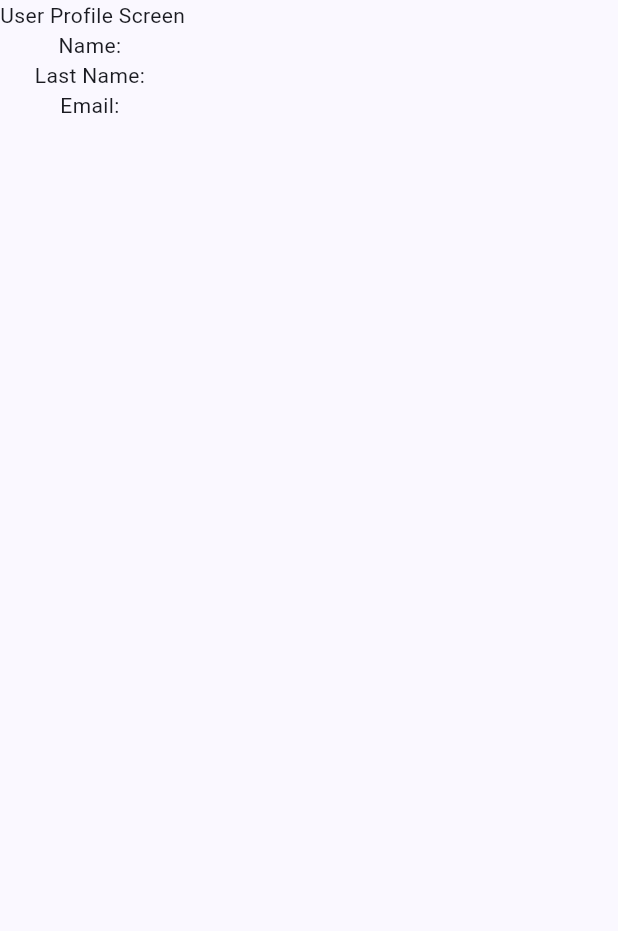
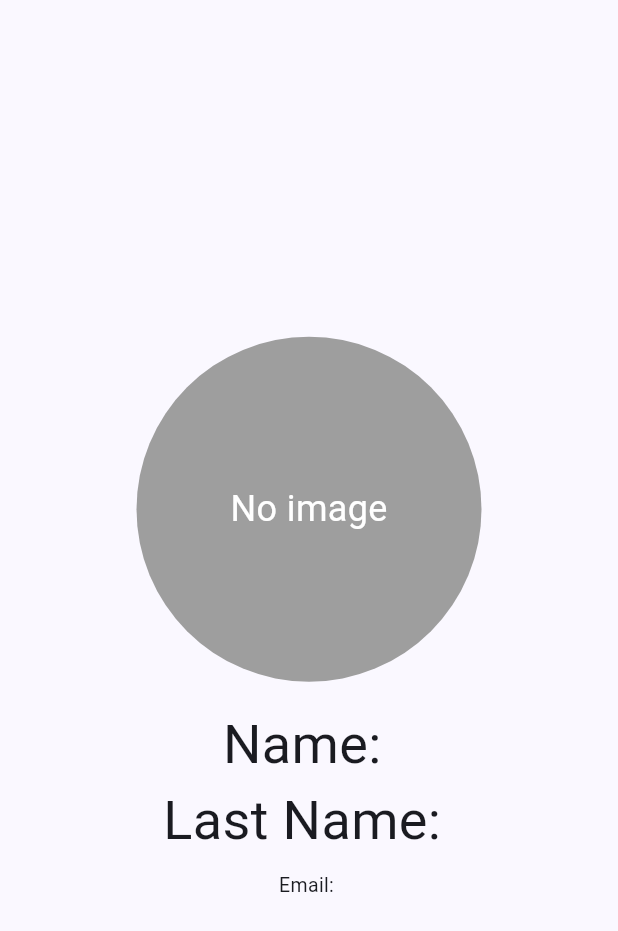
Before and after one commit to Kevin-Chuquimarca/oUrCarpoolSystem, a Flutter app: the UserProfileScreen screen opened directly with empty values, on a phone screen of 412 x 824 dp. Shown: the top 931 px of the screen. Run offline on Flutter 3.47's test engine with Material 2 defaults, Android fonts, the phone set to English and light mode, and no system bars; our stand-ins replace image_picker; network calls fail.

Commit message:
modify user_profile_screen

```diff
--- a/frontend/our_carpool/lib/presentation/screens/user_profile_screen.dart
+++ b/frontend/our_carpool/lib/presentation/screens/user_profile_screen.dart
@@ -6,31 +6,62 @@ import 'package:provider/provider.dart';
 import '../../business/user_manager.dart';
 
 class UserProfileScreen extends StatelessWidget {
-  const UserProfileScreen({super.key, required this.email});
+  const UserProfileScreen({Key? key, required this.email}) : super(key: key);
 
   final String email;
 
   @override
   Widget build(BuildContext context) {
-    var counter = context.read<UserManager>();
-    counter.getUserData(email);
+    var userManager = context.read<UserManager>();
+    userManager.getUserData(email);
     return SafeArea(
       child: Scaffold(
-        body: Column(
-          children: [
-            const Text('User Profile Screen'),
-            Consumer<UserManager>(
-              builder: (context, userManager, child) => Column(
-                children: [
-                  if (userManager.profilePicture.isNotEmpty)
-                    Image.memory(userManager.profilePicture),
-                  Text("Name: ${userManager.user.name}"),
-                  Text("Last Name: ${userManager.user.lastName}"),
-                  Text("Email: ${userManager.user.email}"),
-                ],
+        body: Center(
+          child: Column(
+            mainAxisAlignment: MainAxisAlignment.center,
+            children: [
+              Container(
+                width: 230,
+                height: 230,
+                decoration: const BoxDecoration(
+                  shape: BoxShape.circle,
+                ),
+                child: userManager.profilePicture.isNotEmpty
+                    ? Image.memory(
+                        userManager.profilePicture,
+                        fit: BoxFit.cover,
+                      )
+                    : Container(
+                        alignment: Alignment.center,
+                        decoration: const BoxDecoration(
+                          shape: BoxShape.circle,
+                          color: Colors.grey,
+                        ),
+                        child: const Text(
+                          "No image",
+                          style: TextStyle(
+                            color: Colors.white,
+                            fontSize: 24,
+                          ),
+                        ),
+                      ),
               ),
-            ),
-          ],
+              const SizedBox(height: 16.0),
+              Text(
+                "Name: ${userManager.user.name}",
+                style: const TextStyle(fontSize: 36),
+              ),
+              Text(
+                "Last Name: ${userManager.user.lastName}",
+                style: const TextStyle(fontSize: 36),
+              ),
+              const SizedBox(height: 8.0),
+              Text(
+                "Email: ${userManager.user.email}",
+                style: const TextStyle(fontSize: 13),
+              ),
+            ],
+          ),
         ),
       ),
     );
```
